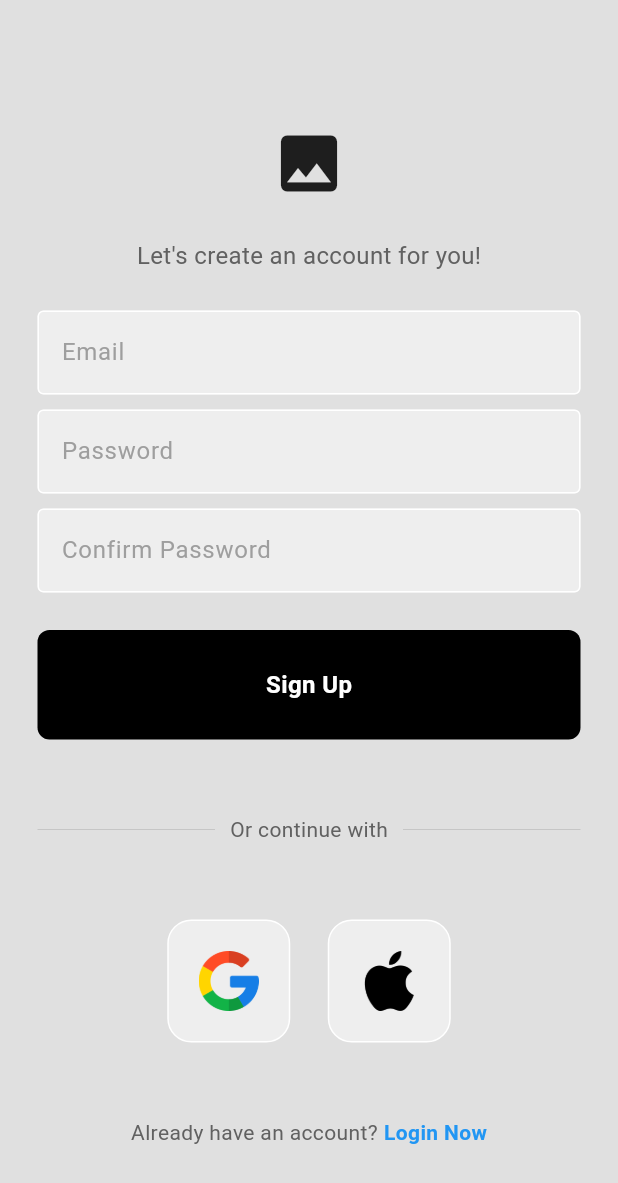
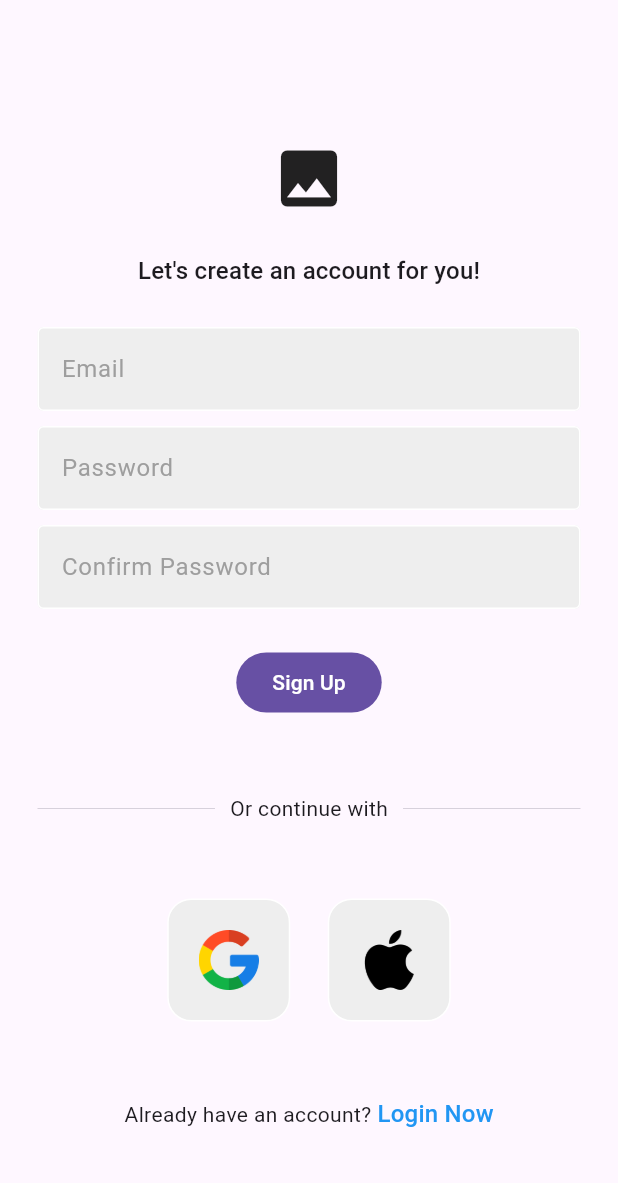
Before and after one commit to anandanair/jarmpnj, a Flutter app: the screen it shows after launch, after a tap on "Register Now", on a phone screen of 412 x 824 dp. Shown: the top 1183 px of the screen. Run offline on Flutter 3.47's test engine with Material 2 defaults, Android fonts, the phone set to English and light mode, and no system bars; our stand-ins replace cloud_firestore, firebase_auth, firebase_core, google_nav_bar, google_sign_in, loading_animation_widget and 1 more; accounts and stored records are empty.

Commit message:
add theme

```diff
--- a/lib/components/my_button.dart
+++ b/lib/components/my_button.dart
@@ -12,26 +12,30 @@
 
   @override
   Widget build(BuildContext context) {
-    return GestureDetector(
-      onTap: onTap,
-      child: Container(
-        padding: const EdgeInsets.all(25),
-        margin: const EdgeInsets.symmetric(horizontal: 25),
-        decoration: BoxDecoration(
-          color: Colors.black,
-          borderRadius: BorderRadius.circular(8),
-        ),
-        child: Center(
-          child: Text(
-            text,
-            style: const TextStyle(
-              color: Colors.white,
-              fontWeight: FontWeight.bold,
-              fontSize: 16,
-            ),
-          ),
-        ),
-      ),
+    return FilledButton(
+      onPressed: onTap,
+      child: Text(text),
     );
+    // return GestureDetector(
+    //   onTap: onTap,
+    //   child: Container(
+    //     padding: const EdgeInsets.all(25),
+    //     margin: const EdgeInsets.symmetric(horizontal: 25),
+    //     decoration: BoxDecoration(
+    //       color: Colors.black,
+    //       borderRadius: BorderRadius.circular(8),
+    //     ),
+    //     child: Center(
+    //       child: Text(
+    //         text,
+    //         style: const TextStyle(
+    //           color: Colors.white,
+    //           fontWeight: FontWeight.bold,
+    //           fontSize: 16,
+    //         ),
+    //       ),
+    //     ),
+    //   ),
+    // );
   }
 }
--- a/lib/pages/login_page.dart
+++ b/lib/pages/login_page.dart
@@ -71,7 +71,6 @@
   @override
   Widget build(BuildContext context) {
     return Scaffold(
-      backgroundColor: Colors.grey[300],
       body: SafeArea(
         child: Center(
           child: SingleChildScrollView(
@@ -91,7 +90,7 @@
                 //welcome back
                 Text(
                   'Welcome back you\'ve been missed!',
-                  style: TextStyle(color: Colors.grey[700], fontSize: 16),
+                  style: Theme.of(context).textTheme.titleMedium,
                 ),
 
                 const SizedBox(height: 25),
@@ -122,7 +121,7 @@
                     children: [
                       Text(
                         'Forgot Password?',
-                        style: TextStyle(color: Colors.grey[600]),
+                        style: Theme.of(context).textTheme.bodySmall,
                       ),
                     ],
                   ),
@@ -141,23 +140,21 @@
                   padding: const EdgeInsets.symmetric(horizontal: 25),
                   child: Row(
                     children: [
-                      Expanded(
+                      const Expanded(
                         child: Divider(
-                          thickness: 0.5,
-                          color: Colors.grey[400],
+                          thickness: 1,
                         ),
                       ),
                       Padding(
                         padding: const EdgeInsets.symmetric(horizontal: 10),
                         child: Text(
                           'Or continue with',
-                          style: TextStyle(color: Colors.grey[700]),
+                          style: Theme.of(context).textTheme.bodyMedium,
                         ),
                       ),
-                      Expanded(
+                      const Expanded(
                         child: Divider(
-                          thickness: 0.5,
-                          color: Colors.grey[400],
+                          thickness: 1,
                         ),
                       ),
                     ],
@@ -192,15 +189,17 @@
                   children: [
                     Text(
                       'Not a member?',
-                      style: TextStyle(color: Colors.grey[700]),
+                      style: Theme.of(context).textTheme.bodyMedium,
                     ),
                     const SizedBox(width: 4),
                     GestureDetector(
                       onTap: widget.onTap,
-                      child: const Text(
+                      child: Text(
                         'Register Now',
-                        style: TextStyle(
-                            color: Colors.blue, fontWeight: FontWeight.bold),
+                        style:
+                            Theme.of(context).textTheme.titleMedium!.copyWith(
+                                  color: Colors.blue,
+                                ),
                       ),
                     ),
                   ],
--- a/lib/pages/register_page.dart
+++ b/lib/pages/register_page.dart
@@ -81,7 +81,6 @@
   @override
   Widget build(BuildContext context) {
     return Scaffold(
-      backgroundColor: Colors.grey[300],
       body: SafeArea(
         child: Center(
           child: SingleChildScrollView(
@@ -101,7 +100,7 @@
                 //lets create an account for you
                 Text(
                   'Let\'s create an account for you!',
-                  style: TextStyle(color: Colors.grey[700], fontSize: 16),
+                  style: Theme.of(context).textTheme.titleMedium,
                 ),
 
                 const SizedBox(height: 25),
@@ -146,23 +145,21 @@
                   padding: const EdgeInsets.symmetric(horizontal: 25),
                   child: Row(
                     children: [
-                      Expanded(
+                      const Expanded(
                         child: Divider(
                           thickness: 0.5,
-                          color: Colors.grey[400],
                         ),
                       ),
                       Padding(
                         padding: const EdgeInsets.symmetric(horizontal: 10),
                         child: Text(
                           'Or continue with',
-                          style: TextStyle(color: Colors.grey[700]),
+                          style: Theme.of(context).textTheme.bodyMedium,
                         ),
                       ),
-                      Expanded(
+                      const Expanded(
                         child: Divider(
                           thickness: 0.5,
-                          color: Colors.grey[400],
                         ),
                       ),
                     ],
@@ -197,15 +194,17 @@
                   children: [
                     Text(
                       'Already have an account?',
-                      style: TextStyle(color: Colors.grey[700]),
+                      style: Theme.of(context).textTheme.bodyMedium,
                     ),
                     const SizedBox(width: 4),
                     GestureDetector(
                       onTap: widget.onTap,
-                      child: const Text(
+                      child: Text(
                         'Login Now',
-                        style: TextStyle(
-                            color: Colors.blue, fontWeight: FontWeight.bold),
+                        style:
+                            Theme.of(context).textTheme.titleMedium!.copyWith(
+                                  color: Colors.blue,
+                                ),
                       ),
                     ),
                   ],
```
